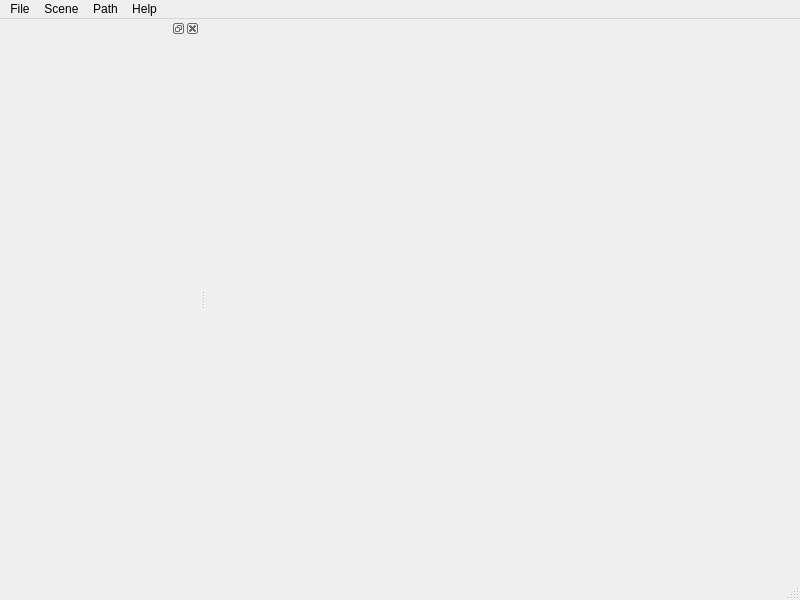
This is hiveground/hg_apps/hg_inspector_arm/src/inspector_arm.ui in cuixiongyi/hiveground-ros-pkg as Qt 5 draws it before an edit. The edited form follows.
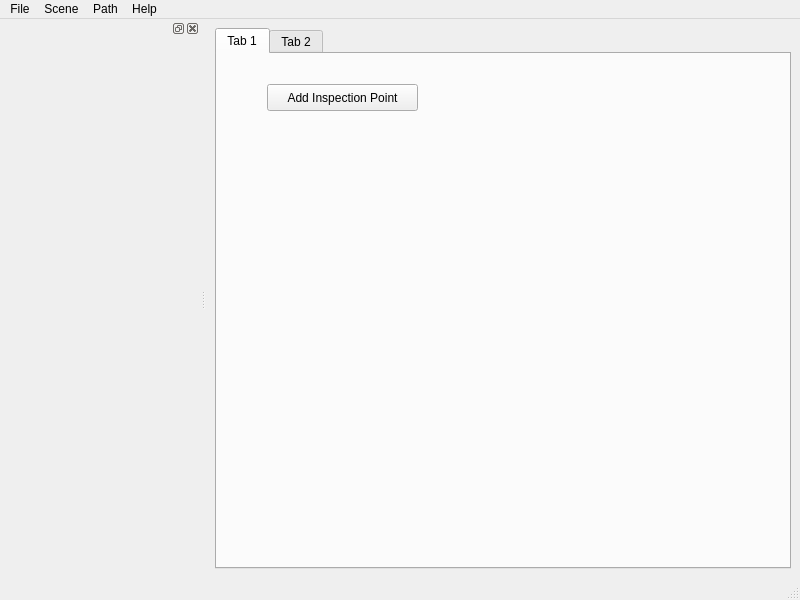
This is the edited form.

Diff of the .ui file:
```diff
--- a/hiveground/hg_apps/hg_inspector_arm/src/inspector_arm.ui
+++ b/hiveground/hg_apps/hg_inspector_arm/src/inspector_arm.ui
@@ -13,7 +13,37 @@
   <property name="windowTitle">
    <string>MainWindow</string>
   </property>
-  <widget class="QWidget" name="centralwidget"/>
+  <widget class="QWidget" name="centralwidget">
+   <layout class="QHBoxLayout" name="horizontalLayout">
+    <item>
+     <widget class="QTabWidget" name="tabWidget">
+      <widget class="QWidget" name="tab">
+       <attribute name="title">
+        <string>Tab 1</string>
+       </attribute>
+       <widget class="QPushButton" name="pushButtonAddInspectionPoint">
+        <property name="geometry">
+         <rect>
+          <x>50</x>
+          <y>30</y>
+          <width>151</width>
+          <height>27</height>
+         </rect>
+        </property>
+        <property name="text">
+         <string>Add Inspection Point</string>
+        </property>
+       </widget>
+      </widget>
+      <widget class="QWidget" name="tab_2">
+       <attribute name="title">
+        <string>Tab 2</string>
+       </attribute>
+      </widget>
+     </widget>
+    </item>
+   </layout>
+  </widget>
   <widget class="QMenuBar" name="menubar">
    <property name="geometry">
     <rect>
```
